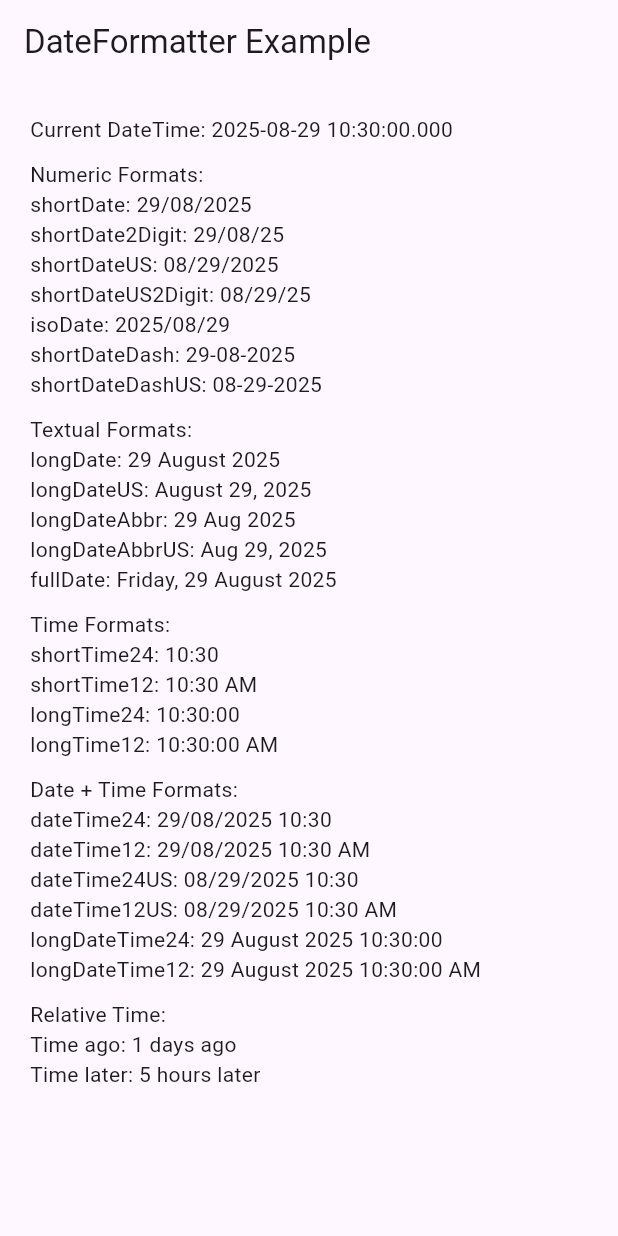
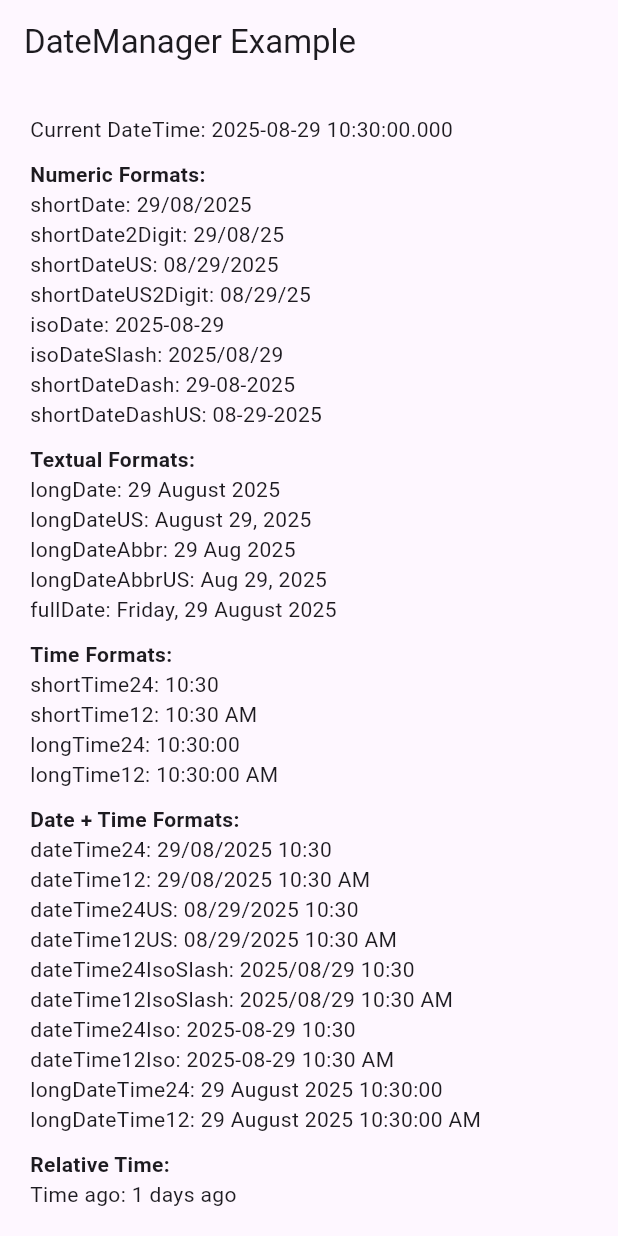
Before and after one commit to shakilhossain38/date-manager, a Flutter app: the screen it shows after launch, on a phone screen of 412 x 824 dp. Run offline on Flutter 3.47's test engine with Material 3 defaults, Android fonts, the phone set to English and light mode, and no system bars.

Commit message:
chore: release date_manager 0.0.3 with new ISO & short date+time formats

```diff
--- a/example/lib/main.dart
+++ b/example/lib/main.dart
@@ -14,7 +14,7 @@ class MyApp extends StatelessWidget {
 
     return MaterialApp(
       home: Scaffold(
-        appBar: AppBar(title: const Text("DateFormatter Example")),
+        appBar: AppBar(title: const Text("DateManager Example")),
         body: Padding(
           padding: const EdgeInsets.all(20.0),
           child: SingleChildScrollView(
@@ -25,7 +25,10 @@ class MyApp extends StatelessWidget {
                 const SizedBox(height: 10),
 
                 // Numeric Formats
-                Text('Numeric Formats:'),
+                Text(
+                  'Numeric Formats:',
+                  style: TextStyle(fontWeight: FontWeight.bold),
+                ),
                 Text(
                   'shortDate: ${DateManager.format(now, DateManager.shortDate)}',
                 ),
@@ -42,6 +45,9 @@ class MyApp extends StatelessWidget {
                   'isoDate: ${DateManager.format(now, DateManager.isoDate)}',
                 ),
                 Text(
+                  'isoDateSlash: ${DateManager.format(now, DateManager.isoDateSlash)}',
+                ),
+                Text(
                   'shortDateDash: ${DateManager.format(now, DateManager.shortDateDash)}',
                 ),
                 Text(
@@ -50,7 +56,10 @@ class MyApp extends StatelessWidget {
                 const SizedBox(height: 10),
 
                 // Textual Formats
-                Text('Textual Formats:'),
+                Text(
+                  'Textual Formats:',
+                  style: TextStyle(fontWeight: FontWeight.bold),
+                ),
                 Text(
                   'longDate: ${DateManager.format(now, DateManager.longDate)}',
                 ),
@@ -69,7 +78,10 @@ class MyApp extends StatelessWidget {
                 const SizedBox(height: 10),
 
                 // Time Formats
-                Text('Time Formats:'),
+                Text(
+                  'Time Formats:',
+                  style: TextStyle(fontWeight: FontWeight.bold),
+                ),
                 Text(
                   'shortTime24: ${DateManager.format(now, DateManager.shortTime24)}',
                 ),
@@ -84,8 +96,11 @@ class MyApp extends StatelessWidget {
                 ),
                 const SizedBox(height: 10),
 
-                // Date + Time
-                Text('Date + Time Formats:'),
+                // Date + Time Formats
+                Text(
+                  'Date + Time Formats:',
+                  style: TextStyle(fontWeight: FontWeight.bold),
+                ),
                 Text(
                   'dateTime24: ${DateManager.format(now, DateManager.dateTime24)}',
                 ),
@@ -99,6 +114,18 @@ class MyApp extends StatelessWidget {
                   'dateTime12US: ${DateManager.format(now, DateManager.dateTime12US)}',
                 ),
                 Text(
+                  'dateTime24IsoSlash: ${DateManager.format(now, DateManager.dateTime24IsoSlash)}',
+                ),
+                Text(
+                  'dateTime12IsoSlash: ${DateManager.format(now, DateManager.dateTime12IsoSlash)}',
+                ),
+                Text(
+                  'dateTime24Iso: ${DateManager.format(now, DateManager.dateTime24Iso)}',
+                ),
+                Text(
+                  'dateTime12Iso: ${DateManager.format(now, DateManager.dateTime12Iso)}',
+                ),
+                Text(
                   'longDateTime24: ${DateManager.format(now, DateManager.longDateTime24)}',
                 ),
                 Text(
@@ -107,7 +134,10 @@ class MyApp extends StatelessWidget {
                 const SizedBox(height: 10),
 
                 // Relative Time
-                Text('Relative Time:'),
+                Text(
+                  'Relative Time:',
+                  style: TextStyle(fontWeight: FontWeight.bold),
+                ),
                 Text(
                   'Time ago: ${DateManager.timeAgo(now.subtract(const Duration(days: 1)))}',
                 ),
--- a/lib/src/formatter.dart
+++ b/lib/src/formatter.dart
@@ -21,8 +21,11 @@ class DateManager {
   /// US style, slash, 2-digit year: 08/25/25
   static const String shortDateUS2Digit = 'MM/dd/yy';
 
-  /// ISO date: 2025/08/25 (database-friendly)
-  static const String isoDate = 'yyyy/MM/dd';
+  /// ISO date (dash): 2025-09-27
+  static const String isoDate = 'yyyy-MM-dd';
+
+  /// ISO date (slash): 2025/09/27
+  static const String isoDateSlash = 'yyyy/MM/dd';
 
   /// Day-first, dash: 25-08-2025
   static const String shortDateDash = 'dd-MM-yyyy';
@@ -51,20 +54,62 @@ class DateManager {
   // --------------------------
   // Time formats
   // --------------------------
-  static const String shortTime24 = 'HH:mm'; // 14:30
-  static const String shortTime12 = 'hh:mm a'; // 02:30 PM
-  static const String longTime24 = 'HH:mm:ss'; // 14:30:15
-  static const String longTime12 = 'hh:mm:ss a'; // 02:30:15 PM
+  /// 24-hour format: 14:30
+  static const String shortTime24 = 'HH:mm';
+
+  /// 12-hour format: 02:30 PM
+  static const String shortTime12 = 'hh:mm a';
+
+  /// 24-hour format with seconds: 14:30:15
+  static const String longTime24 = 'HH:mm:ss';
+
+  /// 12-hour format with seconds: 02:30:15 PM
+  static const String longTime12 = 'hh:mm:ss a';
 
   // --------------------------
-  // Date + Time
+  // Date + Time formats
   // --------------------------
+  /// Day-first, 24-hour: 25/08/2025 14:30
   static const String dateTime24 = 'dd/MM/yyyy HH:mm';
+
+  /// Day-first, 12-hour: 25/08/2025 02:30 PM
   static const String dateTime12 = 'dd/MM/yyyy hh:mm a';
+
+  /// US style, 24-hour: 08/25/2025 14:30
   static const String dateTime24US = 'MM/dd/yyyy HH:mm';
+
+  /// US style, 12-hour: 08/25/2025 02:30 PM
   static const String dateTime12US = 'MM/dd/yyyy hh:mm a';
+
+  /// ISO, slash, 24-hour: 2025/08/25 14:30
+  static const String dateTime24IsoSlash = 'yyyy/MM/dd HH:mm';
+
+  /// ISO, slash, 12-hour: 2025/08/25 02:30 PM
+  static const String dateTime12IsoSlash = 'yyyy/MM/dd hh:mm a';
+
+  /// ISO, dash, 24-hour: 2025-08-25 14:30
+  static const String dateTime24Iso = 'yyyy-MM-dd HH:mm';
+
+  /// ISO, dash, 12-hour: 2025-08-25 02:30 PM
+  static const String dateTime12Iso = 'yyyy-MM-dd hh:mm a';
+
+  /// Full textual date, 24-hour with seconds: 25 August 2025 14:30:15
   static const String longDateTime24 = 'dd MMMM yyyy HH:mm:ss';
+
+  /// Full textual date, 12-hour with seconds: 25 August 2025 02:30:15 PM
   static const String longDateTime12 = 'dd MMMM yyyy hh:mm:ss a';
+
+  /// Short date + 24-hour time: 25/08/2025 14:30
+  static const String shortDateTime24 = 'dd/MM/yyyy HH:mm';
+
+  /// Short date + 12-hour time: 25/08/2025 02:30 PM
+  static const String shortDateTime12 = 'dd/MM/yyyy hh:mm a';
+
+  /// US style short date + 24-hour time: 08/25/2025 14:30
+  static const String shortDateTime24US = 'MM/dd/yyyy HH:mm';
+
+  /// US style short date + 12-hour time: 08/25/2025 02:30 PM
+  static const String shortDateTime12US = 'MM/dd/yyyy hh:mm a';
 
   // --------------------------
   // Formatting functions
--- a/lib/src/parser.dart
+++ b/lib/src/parser.dart
@@ -1,4 +1,3 @@
-/// Safe date parser utility
 import 'package:intl/intl.dart';
 
 import '../date_manager.dart';
@@ -20,8 +19,7 @@ class DateParser {
         parsed = DateFormat(pattern, locale).parseStrict(dateString);
       } else {
         // Try ISO first
-        parsed =
-            DateTime.tryParse(dateString) ??
+        parsed = DateTime.tryParse(dateString) ??
             // fallback to common patterns
             _tryCommonPatterns(dateString, locale) ??
             DateTime.now();
--- a/pubspec.yaml
+++ b/pubspec.yaml
@@ -1,6 +1,6 @@
 name: date_manager
 description: A simple and easy-to-use date formatting and relative time utility for Flutter and Dart.
-version: 0.0.1
+version: 0.0.3
 homepage: https://github.com/shakilhossain38/date-manager
 
 environment:
```
Also changed, not shown: example/pubspec.lock, 1 other file.
